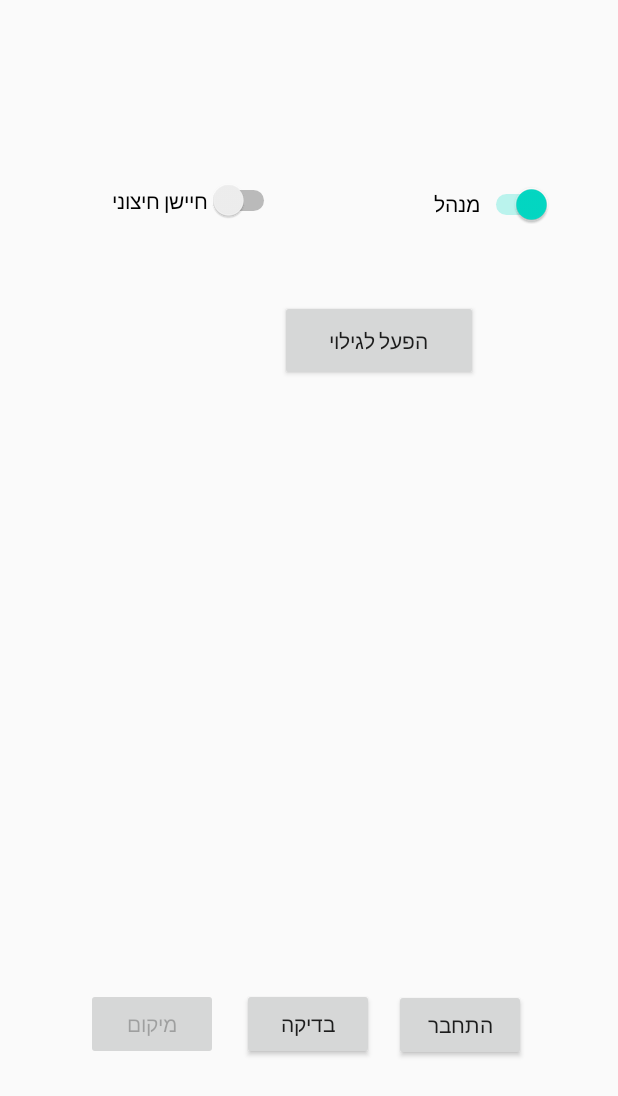
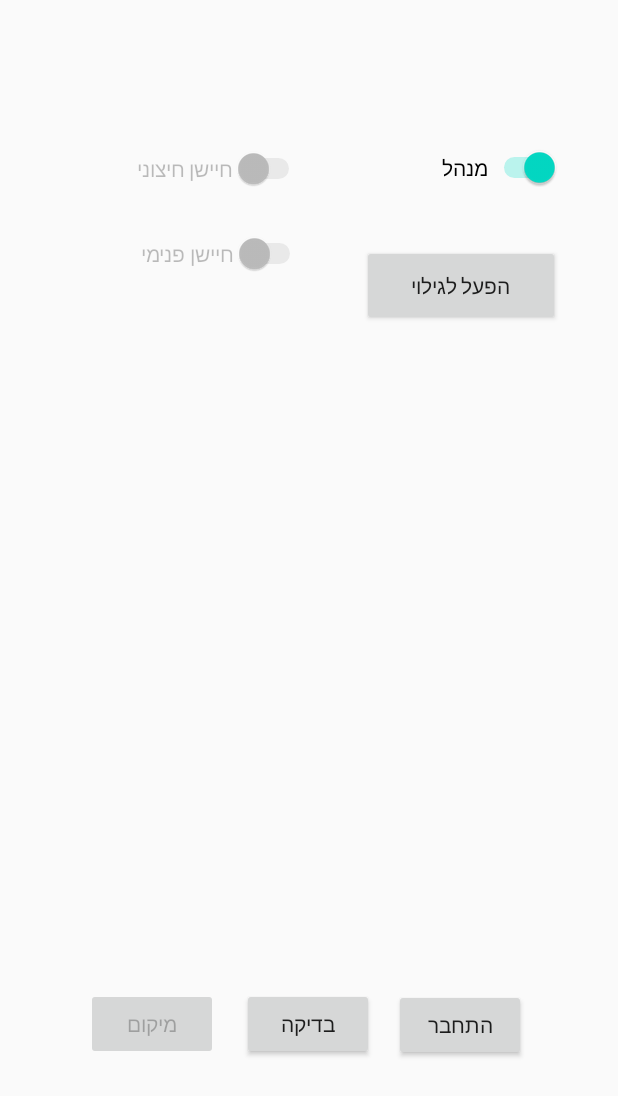
Before and after one commit to nirvitlem/BPSocial, an Android app: the screen it shows after launch (MainActivity), on a phone screen of 412 x 824 dp. Shown: the top 1096 px of the screen. Run offline under Robolectric (Android 15) with nearby library versions, the phone set to English and light mode, and no system bars; our stand-ins replace AdMob; 5 statements that could not run were skipped.

```diff
--- a/app/build.gradle
+++ b/app/build.gradle
@@ -9,8 +9,8 @@ android {
         applicationId "com.NV.bpsocial"
         minSdkVersion 24
         targetSdkVersion 29
-        versionCode 21
-        versionName '1.21'
+        versionCode 22
+        versionName '2.0'
 
         testInstrumentationRunner "androidx.test.runner.AndroidJUnitRunner"
     }
--- a/app/src/main/java/com/NV/bpsocial/Constants.kt
+++ b/app/src/main/java/com/NV/bpsocial/Constants.kt
@@ -44,7 +44,7 @@ object ConstVal {
     const val slavebool = "slavebool"
 
     const val bufferSize = 50;
-    const val logEnable = false;
+    const val logEnable = true;
     //...
 }
 
--- a/app/src/main/res/layout/activity_main.xml
+++ b/app/src/main/res/layout/activity_main.xml
@@ -43,12 +43,12 @@
 
     <Switch
         android:id="@+id/switch1"
-        android:layout_width="135dp"
-        android:layout_height="64dp"
-        android:layout_marginTop="104dp"
+        android:layout_width="138dp"
+        android:layout_height="39dp"
+        android:layout_marginTop="92dp"
         android:text="יחידת קצה"
         app:layout_constraintEnd_toEndOf="parent"
-        app:layout_constraintHorizontal_bias="0.84"
+        app:layout_constraintHorizontal_bias="0.86"
         app:layout_constraintStart_toStartOf="parent"
         app:layout_constraintTop_toTopOf="parent" />
 
@@ -60,7 +60,7 @@
         android:text="חפש"
         app:layout_constraintBottom_toTopOf="@+id/ListItems"
         app:layout_constraintEnd_toEndOf="parent"
-        app:layout_constraintHorizontal_bias="0.666"
+        app:layout_constraintHorizontal_bias="0.863"
         app:layout_constraintStart_toStartOf="parent"
         app:layout_constraintTop_toBottomOf="@+id/switch1"
         app:layout_constraintVertical_bias="0.0" />
@@ -107,15 +107,27 @@
 
     <Switch
         android:id="@+id/switch2"
-        android:layout_width="137dp"
-        android:layout_height="63dp"
+        android:layout_width="145dp"
+        android:layout_height="38dp"
         android:text="חיישן חיצוני"
         app:layout_constraintBottom_toTopOf="@+id/SButton"
         app:layout_constraintEnd_toStartOf="@+id/switch1"
-        app:layout_constraintHorizontal_bias="0.515"
+        app:layout_constraintHorizontal_bias="0.644"
         app:layout_constraintStart_toStartOf="parent"
         app:layout_constraintTop_toTopOf="parent"
-        app:layout_constraintVertical_bias="0.748" />
+        app:layout_constraintVertical_bias="0.744" />
+
+    <Switch
+        android:id="@+id/switch3"
+        android:layout_width="145dp"
+        android:layout_height="38dp"
+        android:text="חיישן פנימי"
+        app:layout_constraintBottom_toBottomOf="parent"
+        app:layout_constraintEnd_toStartOf="@+id/switch1"
+        app:layout_constraintHorizontal_bias="0.655"
+        app:layout_constraintStart_toStartOf="parent"
+        app:layout_constraintTop_toBottomOf="@+id/switch2"
+        app:layout_constraintVertical_bias="0.029" />
 
     <ProgressBar
         android:id="@+id/progressBar2"
@@ -124,9 +136,9 @@
         android:layout_height="31dp"
         app:layout_constraintBottom_toTopOf="@+id/ListItems"
         app:layout_constraintEnd_toStartOf="@+id/SButton"
-        app:layout_constraintHorizontal_bias="0.296"
+        app:layout_constraintHorizontal_bias="0.831"
         app:layout_constraintStart_toStartOf="parent"
         app:layout_constraintTop_toTopOf="parent"
-        app:layout_constraintVertical_bias="0.772" />
+        app:layout_constraintVertical_bias="0.868" />
 
 </androidx.constraintlayout.widget.ConstraintLayout>
```
Also changed, not shown: app/src/main/java/com/NV/bpsocial/MainActivity.kt (+94 -17 lines), app/src/main/java/com/NV/bpsocial/Slave.kt (+104 -35 lines).
